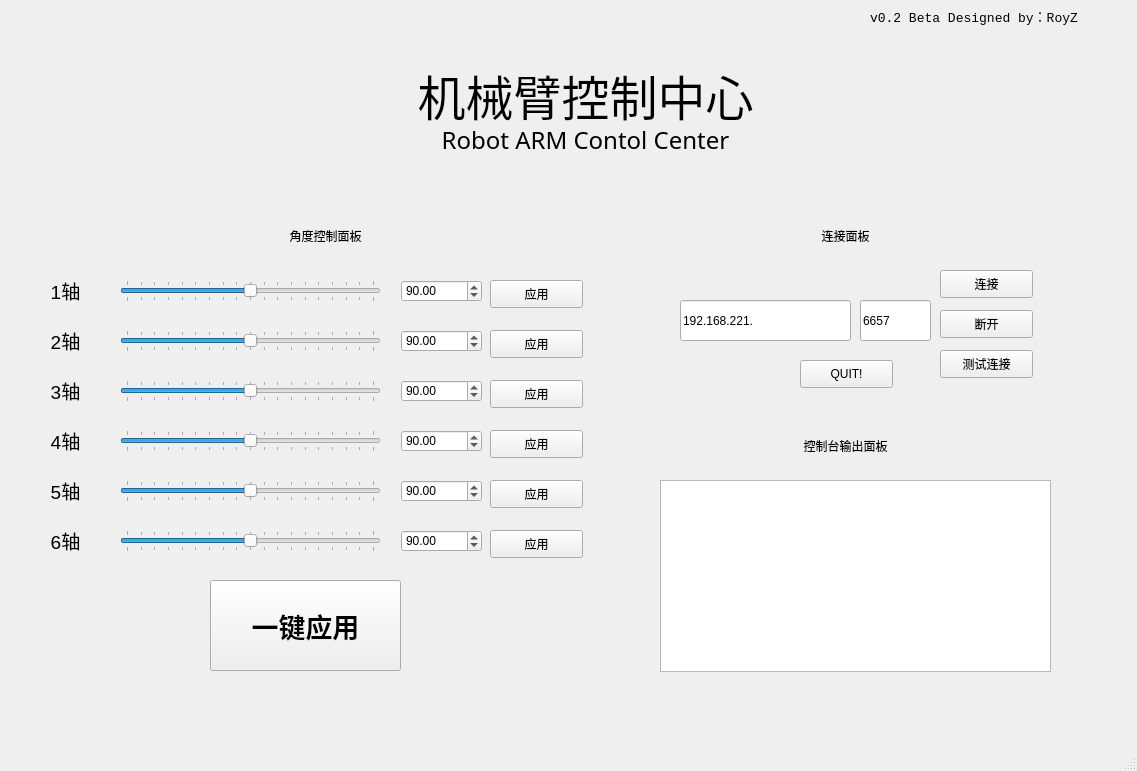
RoyZ-iwnl/Robot-Arm-Practice-2024, file QT-UI/mainwindow.ui: the form before one commit.
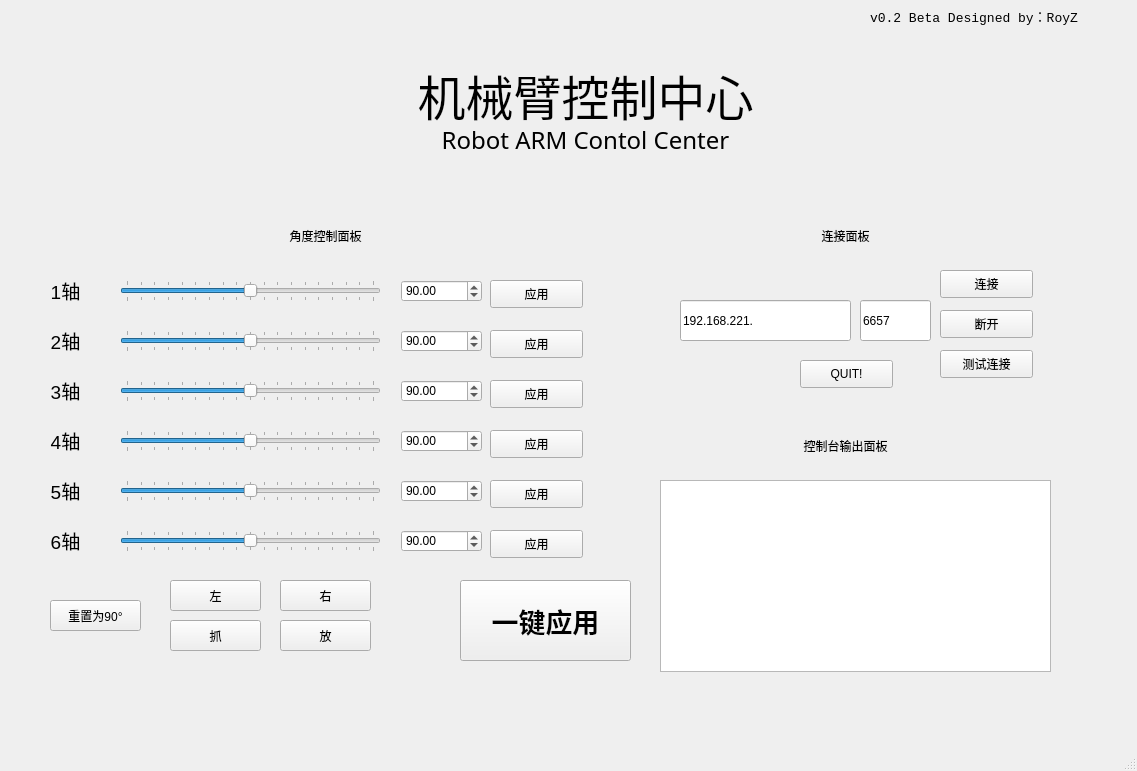
The form after the commit.

The edit to the form file:
```diff
--- a/QT-UI/mainwindow.ui
+++ b/QT-UI/mainwindow.ui
@@ -551,10 +551,10 @@
     </property>
     <property name="geometry">
      <rect>
-      <x>210</x>
+      <x>460</x>
       <y>580</y>
-      <width>191</width>
-      <height>91</height>
+      <width>171</width>
+      <height>81</height>
      </rect>
     </property>
     <property name="font">
@@ -701,6 +701,71 @@
      <set>Qt::AlignCenter</set>
     </property>
    </widget>
+   <widget class="QPushButton" name="ButtonReset">
+    <property name="geometry">
+     <rect>
+      <x>50</x>
+      <y>600</y>
+      <width>91</width>
+      <height>31</height>
+     </rect>
+    </property>
+    <property name="text">
+     <string>重置为90°</string>
+    </property>
+   </widget>
+   <widget class="QPushButton" name="ButtonLeft">
+    <property name="geometry">
+     <rect>
+      <x>170</x>
+      <y>580</y>
+      <width>91</width>
+      <height>31</height>
+     </rect>
+    </property>
+    <property name="text">
+     <string>左</string>
+    </property>
+   </widget>
+   <widget class="QPushButton" name="ButtonRight">
+    <property name="geometry">
+     <rect>
+      <x>280</x>
+      <y>580</y>
+      <width>91</width>
+      <height>31</height>
+     </rect>
+    </property>
+    <property name="text">
+     <string>右</string>
+    </property>
+   </widget>
+   <widget class="QPushButton" name="ButtonScrach">
+    <property name="geometry">
+     <rect>
+      <x>170</x>
+      <y>620</y>
+      <width>91</width>
+      <height>31</height>
+     </rect>
+    </property>
+    <property name="text">
+     <string>抓</string>
+    </property>
+   </widget>
+   <widget class="QPushButton" name="ButtonPush">
+    <property name="geometry">
+     <rect>
+      <x>280</x>
+      <y>620</y>
+      <width>91</width>
+      <height>31</height>
+     </rect>
+    </property>
+    <property name="text">
+     <string>放</string>
+    </property>
+   </widget>
   </widget>
   <widget class="QStatusBar" name="statusbar"/>
  </widget>
```
